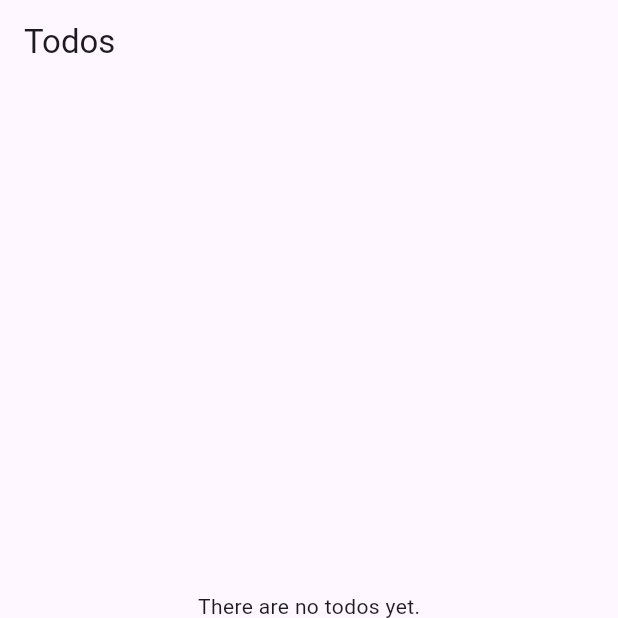
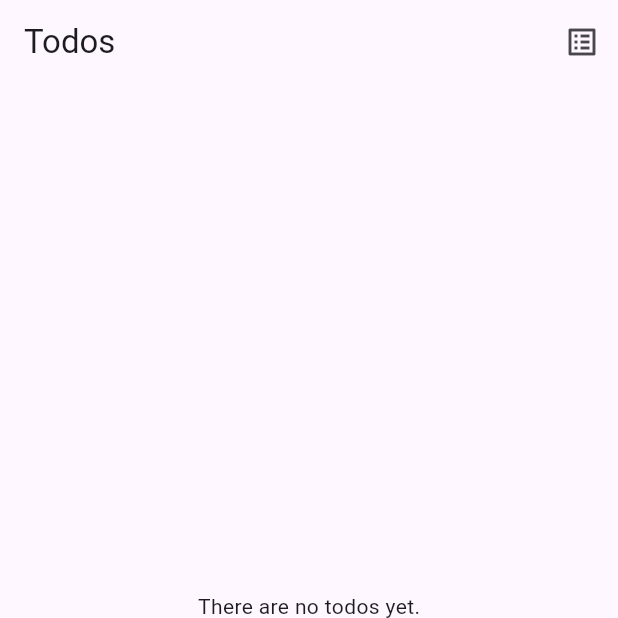
Before and after one commit to abdymazhittoretay/todo_list_provider, a Flutter app: the screen it shows after launch, on a phone screen of 412 x 824 dp, the top half of it. Run offline on Flutter 3.47's test engine with Material 3 defaults, Android fonts, the phone set to English and light mode, and no system bars.

Commit message:
created deleted_todos_page

```diff
--- a/lib/models/todos_model.dart
+++ b/lib/models/todos_model.dart
@@ -27,6 +27,7 @@ class TodosModel extends ChangeNotifier {
 
   void recoverDeleted(int index) {
     _todos.insert(_deletedTodos[index][0], _deletedTodos[index][1]);
+    _deletedTodos.removeAt(index);
     notifyListeners();
   }
 }
--- a/lib/pages/home_page.dart
+++ b/lib/pages/home_page.dart
@@ -1,6 +1,7 @@
 import 'package:flutter/material.dart';
 import 'package:provider/provider.dart';
 import 'package:todo_list_provider/models/todos_model.dart';
+import 'package:todo_list_provider/pages/deleted_todos_page.dart';
 
 class HomePage extends StatefulWidget {
   const HomePage({super.key});
@@ -21,7 +22,20 @@ class _HomePageState extends State<HomePage> {
         _focusNode.unfocus();
       },
       child: Scaffold(
-        appBar: AppBar(title: Text("Todos")),
+        appBar: AppBar(
+          title: Text("Todos"),
+          actions: [
+            IconButton(
+              onPressed: () {
+                Navigator.push(
+                  context,
+                  MaterialPageRoute(builder: (context) => DeletedTodosPage()),
+                );
+              },
+              icon: Icon(Icons.list_alt),
+            ),
+          ],
+        ),
         body: SafeArea(
           child: Padding(
             padding: const EdgeInsets.symmetric(horizontal: 16.0),
```
Also changed, not shown: lib/pages/deleted_todos_page.dart (added, +38 -0 lines).
